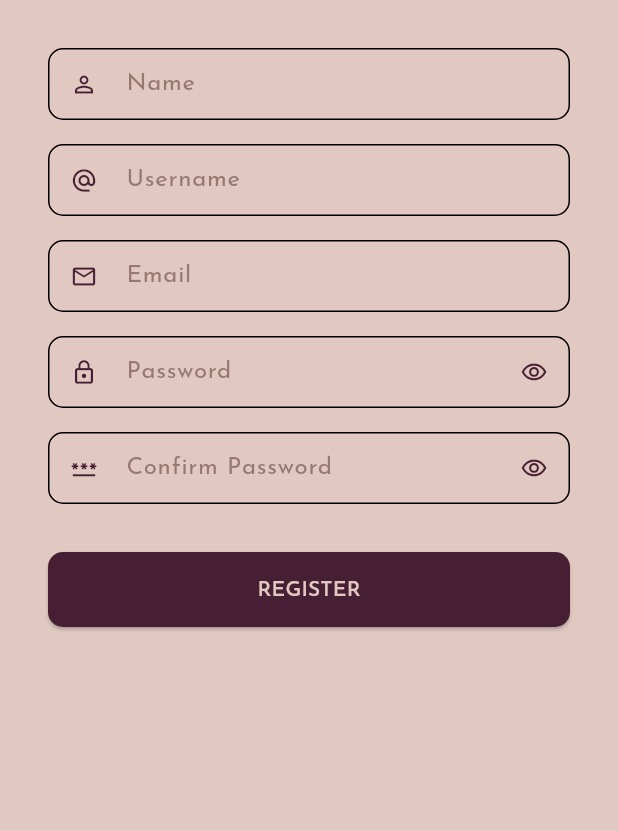
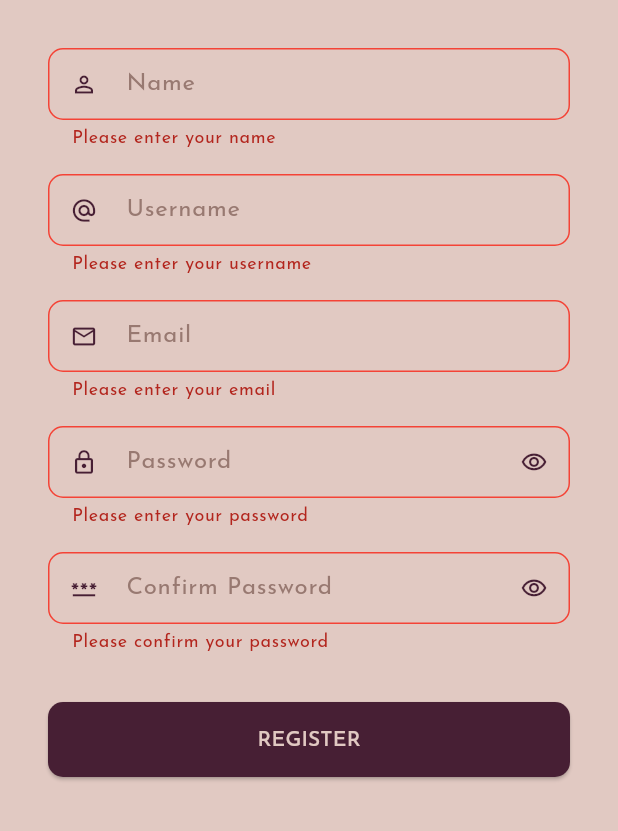
Before and after one commit to memoowi/vacay-tix-app, a Flutter app: the screen it shows after launch, after a tap on "REGISTER", on a phone screen of 412 x 824 dp, the part 405-1236 px from its top. Run offline on Flutter 3.47's test engine with Material 3 defaults, Android fonts, the phone set to English and light mode, and no system bars.

Commit message:
fix: error border on custom form field

```diff
--- a/lib/screen/auth/register_page.dart
+++ b/lib/screen/auth/register_page.dart
@@ -56,6 +56,8 @@ class _RegisterPageState extends State<RegisterPage> {
   String? emailValidator(String? value) {
     if (value == null || value.isEmpty) {
       return 'Please enter your email';
+    } else if (!value.contains('@') || !value.contains('.')) {
+      return 'Please enter a valid email';
     }
     return null;
   }
@@ -63,8 +65,8 @@ class _RegisterPageState extends State<RegisterPage> {
   String? passwordValidator(String? value) {
     if (value == null || value.isEmpty) {
       return 'Please enter your password';
-    } else if (value.length < 6) {
-      return 'Password must be at least 6 characters';
+    } else if (value.length < 8) {
+      return 'Password must be at least 8 characters';
     }
     return null;
   }
@@ -76,6 +78,12 @@ class _RegisterPageState extends State<RegisterPage> {
       return 'Passwords do not match';
     }
     return null;
+  }
+
+  void submit() {
+    if (_formKey.currentState!.validate()) {
+      print('Form submitted');
+    }
   }
 
   @override
@@ -166,7 +174,7 @@ class _RegisterPageState extends State<RegisterPage> {
                     ),
                     SizedBox(height: 32),
                     ElevatedButton(
-                      onPressed: () {},
+                      onPressed: submit,
                       child: Text('Register'.toUpperCase()),
                       style: ElevatedButton.styleFrom(
                         minimumSize: Size(double.infinity, 50),
--- a/lib/widgets/custom_form_field.dart
+++ b/lib/widgets/custom_form_field.dart
@@ -48,6 +48,12 @@ class CustomFormField extends StatelessWidget {
             width: 2,
           ),
         ),
+        errorBorder: OutlineInputBorder(
+          borderRadius: BorderRadius.circular(10),
+          borderSide: BorderSide(
+            color: Colors.red,
+          ),
+        ),
       ),
       style: TextStyle(
         color: CustomColors.mulberry,
```
Also changed, not shown: lib/models/auth_model.dart (added, +21 -0 lines).
